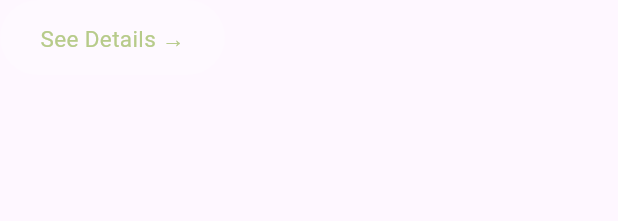
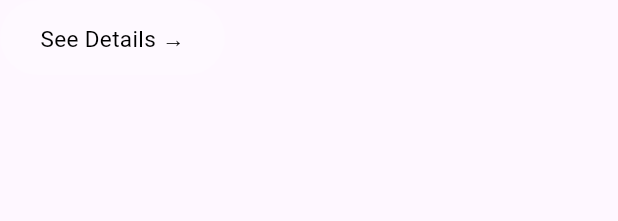
Before and after one commit to Kofrom506/IoT_Hydroponics_Flutter, a Flutter app: the CapsuleWithOverlayText widget shown alone on an empty page, opened directly, on a phone screen of 412 x 824 dp. Shown: the top 221 px of the screen. Run offline on Flutter 3.47's test engine with Material 3 defaults, Android fonts, the phone set to English and light mode, and no system bars; our stand-ins replace carousel_slider, cloud_firestore, firebase_core, fl_chart, flutter_spinkit, font_awesome_flutter and 1 more; missing offline and left inert: flutter_sliding_up_panel; accounts and stored records are empty.

Commit message:
change color

```diff
--- a/lib/widgets/capsule_with_overlay_text.dart
+++ b/lib/widgets/capsule_with_overlay_text.dart
@@ -1,7 +1,6 @@
 import 'package:flutter/material.dart';
 
 import '../configs/configs.dart';
-
 
 class CapsuleWithOverlayText extends StatelessWidget {
   @override
@@ -11,7 +10,7 @@ class CapsuleWithOverlayText extends StatelessWidget {
       height: 50, // Adjust the height as needed
       decoration: BoxDecoration(
         borderRadius:
-        BorderRadius.circular(50), // Half of the height for a capsule shape
+            BorderRadius.circular(50), // Half of the height for a capsule shape
         color: Colors.white.withOpacity(0.2),
         // Background color of the capsule
       ),
@@ -21,7 +20,7 @@ class CapsuleWithOverlayText extends StatelessWidget {
           Text(
             'See Details →',
             style: TextStyle(
-              color: Configs.primaryColor,
+              color: Colors.black,
               fontSize: 15,
             ),
           ),
```
